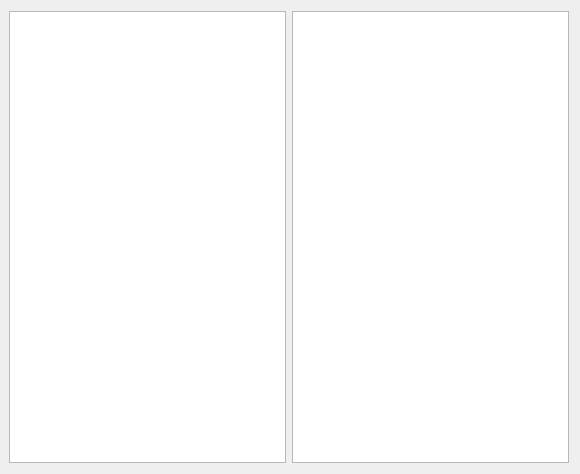
This is plugins/Affine/Affine_MDIWidget.ui in pyIVLS/pyIVLS as Qt 5 draws it before an edit. The edited form follows.
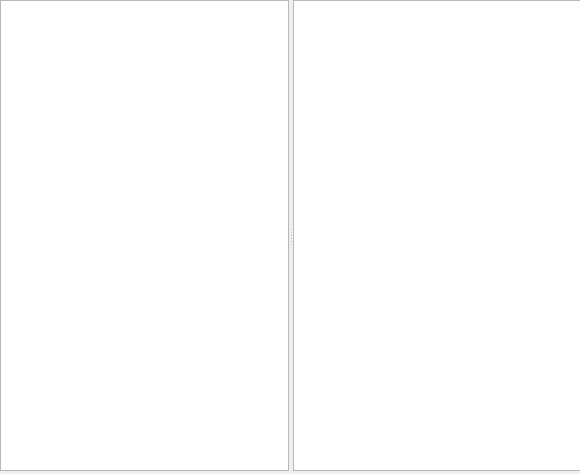
This is the edited form.

Commit message: Speedy commit before affine breaks again

Patch:
```diff
--- a/plugins/Affine/Affine_MDIWidget.ui
+++ b/plugins/Affine/Affine_MDIWidget.ui
@@ -19,21 +19,21 @@
   <property name="windowTitle">
    <string>Affine preview</string>
   </property>
-  <layout class="QVBoxLayout" name="verticalLayout">
-   <property name="leftMargin">
-    <number>9</number>
+  <widget class="QSplitter" name="splitter">
+   <property name="geometry">
+    <rect>
+     <x>0</x>
+     <y>0</y>
+     <width>581</width>
+     <height>471</height>
+    </rect>
    </property>
-   <item>
-    <layout class="QHBoxLayout" name="horizontalLayout">
-     <item>
-      <widget class="QGraphicsView" name="Gds"/>
-     </item>
-     <item>
-      <widget class="QGraphicsView" name="Camera"/>
-     </item>
-    </layout>
-   </item>
-  </layout>
+   <property name="orientation">
+    <enum>Qt::Orientation::Horizontal</enum>
+   </property>
+   <widget class="QGraphicsView" name="Gds"/>
+   <widget class="QGraphicsView" name="Camera"/>
+  </widget>
  </widget>
  <resources/>
  <connections/>
```
The commit also changes 4 other files.
